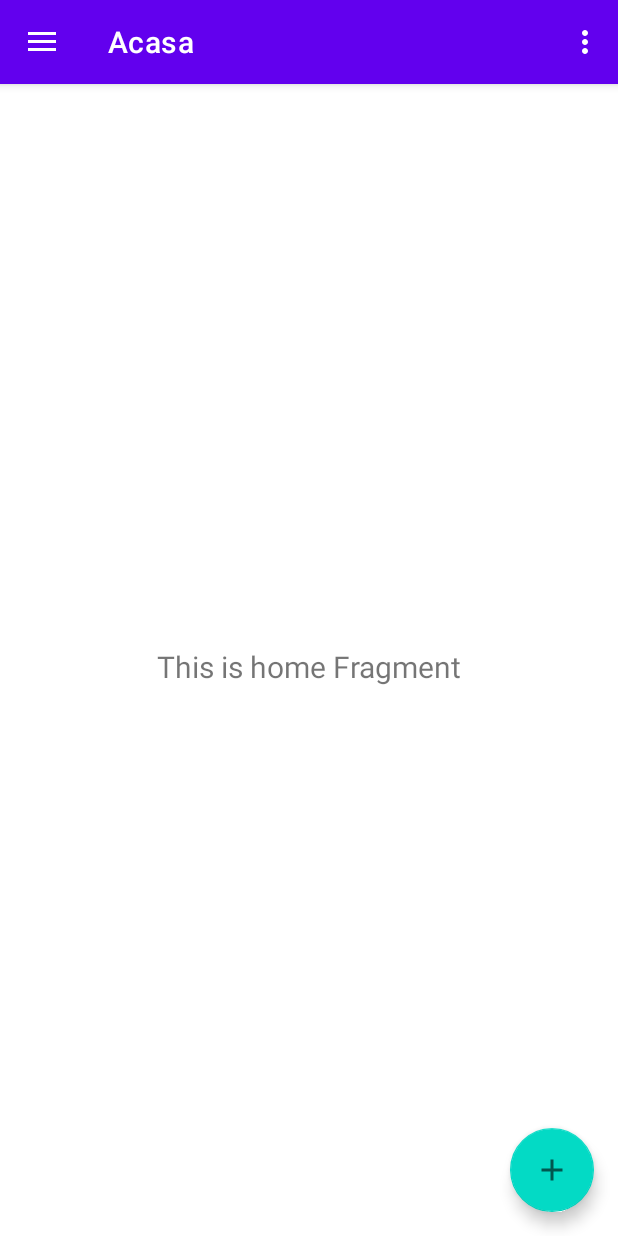
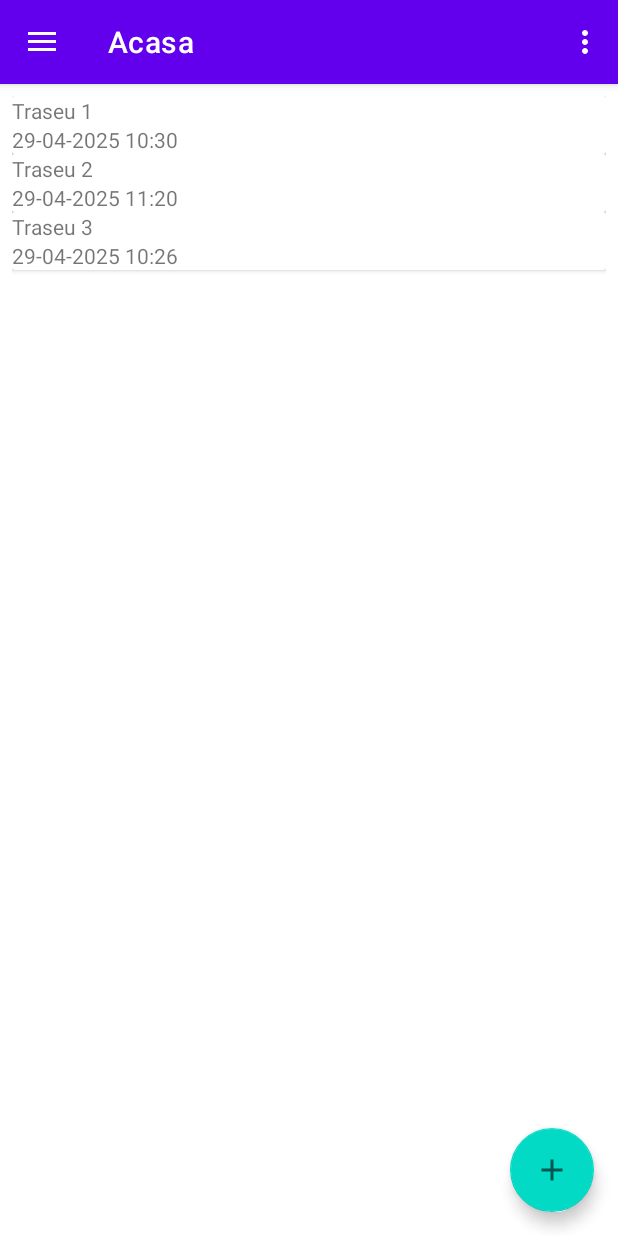
Before and after one commit to AnaMTF/PDMTraseeleMele, an Android app: the screen it shows after launch (MainActivity), on a phone screen of 412 x 824 dp. Run offline under Robolectric (Android 15) with nearby library versions, the phone set to English and light mode, and no system bars; our stand-ins replace navigation-ui.

Commit message:
am terminat seminarul 2 de kotlin

```diff
--- /dev/null
+++ b/app/src/main/java/eu/ase/pdm/traseelemele/data/Traseu.kt
@@ -0,0 +1,5 @@
+package eu.ase.pdm.traseelemele.data
+
+// id, denumire, data start, data de incheiere
+data class Traseu (val id:Long = 0,val denumire:String,
+                  val dataStart:Long, val dataIncheiere:Long)
--- a/app/src/main/java/eu/ase/pdm/traseelemele/ui/home/HomeFragment.kt
+++ b/app/src/main/java/eu/ase/pdm/traseelemele/ui/home/HomeFragment.kt
@@ -7,6 +7,8 @@ import android.view.ViewGroup
 import android.widget.TextView
 import androidx.fragment.app.Fragment
 import androidx.lifecycle.ViewModelProvider
+import androidx.recyclerview.widget.LinearLayoutManager
+import androidx.recyclerview.widget.RecyclerView.LayoutManager
 import eu.ase.pdm.traseelemele.databinding.FragmentHomeBinding
 
 class HomeFragment : Fragment() {
@@ -28,9 +30,19 @@ class HomeFragment : Fragment() {
         _binding = FragmentHomeBinding.inflate(inflater, container, false)
         val root: View = binding.root
 
-        val textView: TextView = binding.textHome
-        homeViewModel.text.observe(viewLifecycleOwner) {
-            textView.text = it
+        val layoutManager = LinearLayoutManager(requireContext())
+        val adaptor = TraseeAdapter(mutableListOf())
+
+        binding.rvTrasee.adapter = adaptor
+        binding.rvTrasee.layoutManager = layoutManager
+        //binding.rvTrasee.addItemDecoration() //directia delimitatorului e invers decat a viewul (dar avem card view si se ocupa el)
+
+
+        //val textView: TextView = binding.textHome
+        homeViewModel.trasee.observe(viewLifecycleOwner) {
+            //textView.text = it
+            //o metoda de tipul
+            adaptor.initTrasee(it)
         }
         return root
     }
--- a/app/src/main/java/eu/ase/pdm/traseelemele/ui/home/HomeViewModel.kt
+++ b/app/src/main/java/eu/ase/pdm/traseelemele/ui/home/HomeViewModel.kt
@@ -3,11 +3,28 @@ package eu.ase.pdm.traseelemele.ui.home
 import androidx.lifecycle.LiveData
 import androidx.lifecycle.MutableLiveData
 import androidx.lifecycle.ViewModel
+import androidx.lifecycle.map
+import eu.ase.pdm.traseelemele.data.Traseu
 
 class HomeViewModel : ViewModel() {
 
-    private val _text = MutableLiveData<String>().apply {
-        value = "This is home Fragment"
-    }
-    val text: LiveData<String> = _text
+    private val _trasee = MutableLiveData<List<Traseu>>().apply(
+    {
+        value = listOf(
+            Traseu(1, "Traseu 1", System.currentTimeMillis(), System.currentTimeMillis() + 200000),
+            Traseu(
+                2,
+                "Traseu 2",
+                System.currentTimeMillis() + 3000000,
+                System.currentTimeMillis() + 500000
+            ),
+            Traseu(
+                3,
+                "Traseu 3",
+                System.currentTimeMillis() - 200000,
+                System.currentTimeMillis() + 700000
+            )
+        )
+    })
+    val trasee: LiveData<List<Traseu>> = _trasee
 }
--- /dev/null
+++ b/app/src/main/java/eu/ase/pdm/traseelemele/ui/home/TraseeAdapter.kt
@@ -0,0 +1,48 @@
+package eu.ase.pdm.traseelemele.ui.home
+
+import android.view.LayoutInflater
+import android.view.View
+import android.view.ViewGroup
+import android.widget.TextView
+import androidx.recyclerview.widget.RecyclerView
+import eu.ase.pdm.traseelemele.R
+import eu.ase.pdm.traseelemele.data.Traseu
+import eu.ase.pdm.traseelemele.ui.home.TraseeAdapter.VH
+import java.text.SimpleDateFormat
+import java.util.Locale
+
+class TraseeAdapter(private val listaTrasee:MutableList<Traseu>) : RecyclerView.Adapter<VH>() {
+
+    override fun onCreateViewHolder(parent: ViewGroup, viewType: Int): VH {
+        //deserializaeaza macheta si creaza un view pe care il transmite in viewholder
+
+        val item:View = LayoutInflater.from(parent.context).inflate(R.layout.elem_traseu, parent, false) //false inseamna ca nu adauga elementul deserializat la parinte
+        return VH(item)
+    }
+
+    override fun getItemCount(): Int {
+        return listaTrasee.size
+    }
+
+    override fun onBindViewHolder(holder: VH, position: Int) {
+        //se apeleaza de fiecare data cand trebuie actualizat continutul unui obiect din lista (de ex la scroll)
+        val traseu = listaTrasee[position]
+        holder.initControale(traseu)
+    }
+
+    fun initTrasee(trasee: List<Traseu>){
+        listaTrasee.clear()
+        listaTrasee.addAll(trasee)
+        notifyDataSetChanged()
+    }
+
+    inner class VH(item: View) : RecyclerView.ViewHolder(item){
+        val tvDenumire : TextView = item.findViewById(R.id.tv_denumire)
+        val tvDataStart : TextView = item.findViewById(R.id.tv_data_start)
+
+        fun initControale(traseu: Traseu){
+            tvDenumire.text = traseu.denumire
+            tvDataStart.text = SimpleDateFormat("dd-MM-yyyy HH:mm", Locale.getDefault()).format(traseu.dataStart)
+        }
+    }
+}
--- /dev/null
+++ b/app/src/main/res/layout/elem_traseu.xml
@@ -0,0 +1,23 @@
+<?xml version="1.0" encoding="utf-8"?>
+<androidx.cardview.widget.CardView xmlns:android="http://schemas.android.com/apk/res/android"
+    android:layout_width="match_parent"
+    android:layout_height="wrap_content">
+
+    <LinearLayout
+        android:layout_width="match_parent"
+        android:layout_height="match_parent"
+        android:orientation="vertical">
+
+        <TextView
+            android:id="@+id/tv_denumire"
+            android:layout_width="match_parent"
+            android:layout_height="wrap_content"
+            android:text="TextView" />
+
+        <TextView
+            android:id="@+id/tv_data_start"
+            android:layout_width="match_parent"
+            android:layout_height="wrap_content"
+            android:text="TextView" />
+    </LinearLayout>
+</androidx.cardview.widget.CardView>
--- a/app/src/main/res/layout/fragment_home.xml
+++ b/app/src/main/res/layout/fragment_home.xml
@@ -6,15 +6,14 @@
     android:layout_height="match_parent"
     tools:context=".ui.home.HomeFragment">
 
-    <TextView
-        android:id="@+id/text_home"
-        android:layout_width="match_parent"
-        android:layout_height="wrap_content"
+    <androidx.recyclerview.widget.RecyclerView
+        android:id="@+id/rv_trasee"
+        android:layout_width="0dp"
+        android:layout_height="0dp"
         android:layout_marginStart="8dp"
         android:layout_marginTop="8dp"
         android:layout_marginEnd="8dp"
-        android:textAlignment="center"
-        android:textSize="20sp"
+        android:layout_marginBottom="8dp"
         app:layout_constraintBottom_toBottomOf="parent"
         app:layout_constraintEnd_toEndOf="parent"
         app:layout_constraintStart_toStartOf="parent"
```
